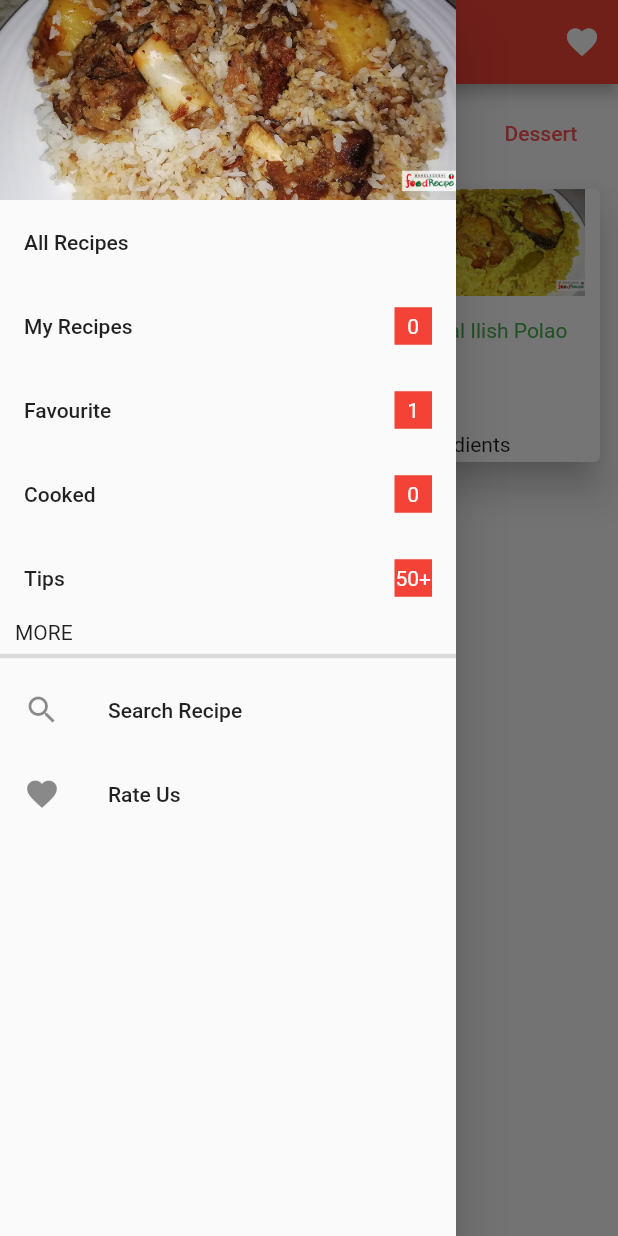
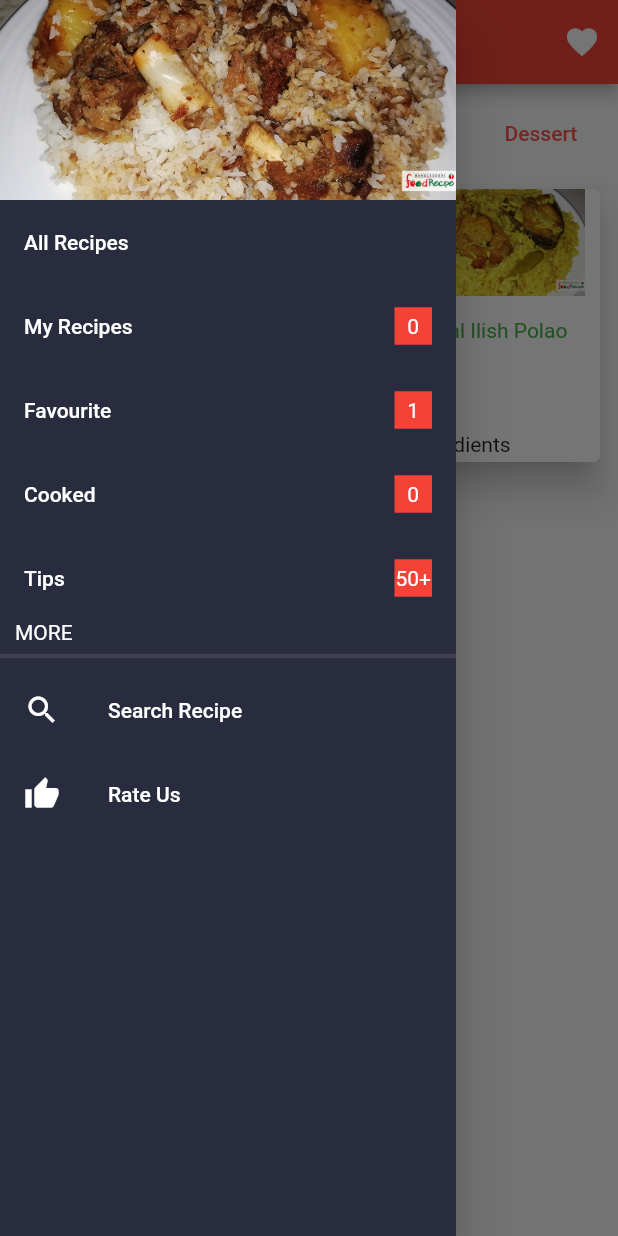
Before and after one commit to alphazen01/Bd-Food-Recipe, a Flutter app: the screen it shows after launch, with the side drawer open, on a phone screen of 412 x 824 dp. Run offline on Flutter 3.47's test engine with Material 2 defaults, Android fonts, the phone set to English and light mode, and no system bars; our stand-ins replace share, webview_flutter.

Commit message:
drwaerTheme

```diff
--- a/lib/main.dart
+++ b/lib/main.dart
@@ -1,6 +1,6 @@
-import 'package:demo/details/details.dart';
 import 'package:demo/screens/bread/bread.dart';
 import 'package:demo/screens/dessert/dessert.dart';
+import 'package:demo/screens/details/details.dart';
 import 'package:demo/screens/fast_food/fast_food.dart';
 import 'package:demo/screens/home/home_screen.dart';
 import 'package:demo/screens/non_veg/non_veg.dart';
@@ -12,6 +12,7 @@ import 'package:flutter/material.dart';
 void main() {
   runApp(
     MaterialApp(
+
       debugShowCheckedModeBanner: false,
       // home: HomeScreen()
       // home: DetailScreen(),
@@ -28,6 +29,7 @@ void main() {
 
 
       }
+
     )
   );
 }
--- a/lib/screens/bread/bread.dart
+++ b/lib/screens/bread/bread.dart
@@ -1,6 +1,6 @@
-import 'package:demo/details/details.dart';
 import 'package:demo/global/functions.dart';
 import 'package:demo/screens/data/data.dart';
+import 'package:demo/screens/details/details.dart';
 import 'package:demo/widget/custom_grid_tile.dart';
 import 'package:flutter/material.dart';
 
--- a/lib/screens/dessert/dessert.dart
+++ b/lib/screens/dessert/dessert.dart
@@ -1,6 +1,6 @@
-import 'package:demo/details/details.dart';
 import 'package:demo/global/functions.dart';
 import 'package:demo/screens/data/data.dart';
+import 'package:demo/screens/details/details.dart';
 import 'package:demo/widget/custom_grid_tile.dart';
 import 'package:flutter/material.dart';
 
--- a/lib/details/details.dart
+++ b/lib/screens/details/details.dart
@@ -13,7 +13,9 @@ class DetailScreen extends StatelessWidget {
     shareData(items){
     String data ="""
 ${items["title"]}
+
 ${items["ingredients"].toString()}
+
 ${items["directions"].toString()}
 
     """;
--- a/lib/screens/fast_food/fast_food.dart
+++ b/lib/screens/fast_food/fast_food.dart
@@ -1,6 +1,6 @@
-import 'package:demo/details/details.dart';
 import 'package:demo/global/functions.dart';
 import 'package:demo/screens/data/data.dart';
+import 'package:demo/screens/details/details.dart';
 import 'package:demo/widget/custom_grid_tile.dart';
 import 'package:flutter/material.dart';
 
--- a/lib/screens/home/home_screen.dart
+++ b/lib/screens/home/home_screen.dart
@@ -28,7 +28,12 @@ class HomeScreen extends StatelessWidget {
                 )
             ],
           ),
-          drawer: Drawer(
+          drawer: Theme(
+            data:Theme.of(context).copyWith(
+              canvasColor: Color(0xff292B3E)
+            ) ,
+            child: Drawer(
+            child: Container(
               child: Column(
                 crossAxisAlignment: CrossAxisAlignment.start,
                 children: [
@@ -39,11 +44,54 @@ class HomeScreen extends StatelessWidget {
                     ),
                  ListTile(
                    onTap:(){} ,
-              title:Text("All Recipes"),
+                  title:Text("All Recipes",
+                  style: TextStyle(color: Colors.white),
+                  ),
+                ),
+
+                     ListTile(
+                      onTap: (){},
+                      title:Text("My Recipes",
+                      style: TextStyle(color: Colors.white),
+                      ),
+                      trailing: Container(
+                        height: 25,
+                        width: 25,
+                        color: Colors.red,
+                        child: Center(
+                          child: Text("0",
+                          style: TextStyle(
+                            color: Colors.white
+                         ),
+                         ),
+                        ),
+                      ),
+                    ),
+
+
+                 ListTile(
+                  onTap: (){},
+                  title:Text("Favourite",
+                  style: TextStyle(color: Colors.white),
+                  ),
+                  trailing: Container(
+                    height: 25,
+                    width: 25,
+                    color: Colors.red,
+                    child: Center(
+                      child: Text("1",
+                      style: TextStyle(
+                        color: Colors.white
+                     ),
+                     ),
+                    ),
+                  ),
                 ),
                  ListTile(
                   onTap: (){},
-              title:Text("My Recipes"),
+                  title:Text("Cooked",
+                  style: TextStyle(color: Colors.white),
+                  ),
                   trailing: Container(
                     height: 25,
                     width: 25,
@@ -59,39 +107,9 @@ class HomeScreen extends StatelessWidget {
                 ),
                  ListTile(
                   onTap: (){},
-              title:Text("Favourite"),
-              trailing: Container(
-                height: 25,
-                width: 25,
-                color: Colors.red,
-                child: Center(
-                  child: Text("1",
-                  style: TextStyle(
-                    color: Colors.white
+                  title:Text("Tips",
+                  style: TextStyle(color: Colors.white),
                   ),
-                 ),
-                ),
-              ),
-            ),
-             ListTile(
-              onTap: (){},
-              title:Text("Cooked"),
-              trailing: Container(
-                height: 25,
-                width: 25,
-                color: Colors.red,
-                child: Center(
-                  child: Text("0",
-                  style: TextStyle(
-                    color: Colors.white
-                 ),
-                 ),
-                ),
-              ),
-            ),
-             ListTile(
-              onTap: (){},
-              title:Text("Tips"),
                   trailing: Container(
                     height: 25,
                     width: 25,
@@ -107,22 +125,35 @@ class HomeScreen extends StatelessWidget {
                 ),
                 Padding(
                   padding: const EdgeInsets.symmetric(horizontal: 10),
-              child: Text("MORE"),
+                  child: Text("MORE",
+                  style: TextStyle(color: Colors.white),
+                  ),
                 ),
                 Divider(
+                  color: Colors.white.withOpacity(0.10),
                   thickness: 3,
                 ),
                  ListTile(
                   onTap: (){},
-              leading: Icon(Icons.search),
-              title:Text("Search Recipe"),
+                  leading: Icon(Icons.search,
+                  color: Colors.white,
+                  ),
+                  title:Text("Search Recipe",
+                  style: TextStyle(color: Colors.white),
+                  ),
                 ),
                  ListTile(
                   onTap: (){},
-              leading: Icon(Icons.favorite),
-              title:Text("Rate Us"),
+                  leading: Icon(Icons.thumb_up,
+                  color: Colors.white,
+                  ),
+                  title:Text("Rate Us",
+                  style: TextStyle(color: Colors.white),
+                  ),
                 ),
                 ],
+              ),
+            ),
             ),
           ),
           body: Column(
--- a/lib/screens/non_veg/non_veg.dart
+++ b/lib/screens/non_veg/non_veg.dart
@@ -1,6 +1,6 @@
-import 'package:demo/details/details.dart';
 import 'package:demo/global/functions.dart';
 import 'package:demo/screens/data/data.dart';
+import 'package:demo/screens/details/details.dart';
 import 'package:demo/widget/custom_grid_tile.dart';
 import 'package:flutter/material.dart';
 
--- a/lib/screens/rice/rice.dart
+++ b/lib/screens/rice/rice.dart
@@ -1,6 +1,6 @@
-import 'package:demo/details/details.dart';
 import 'package:demo/global/functions.dart';
 import 'package:demo/screens/data/data.dart';
+import 'package:demo/screens/details/details.dart';
 import 'package:demo/widget/custom_grid_tile.dart';
 import 'package:flutter/material.dart';
 
```
Lines whose indentation alone changed are shown as unchanged.
